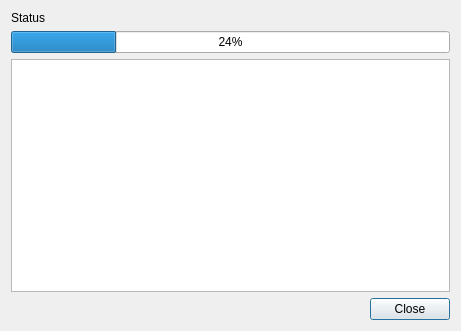
First picture: the form in ui/qmprogresslogdialog.ui, repository Christian-Kr/QualificationMatrix, before the edit.
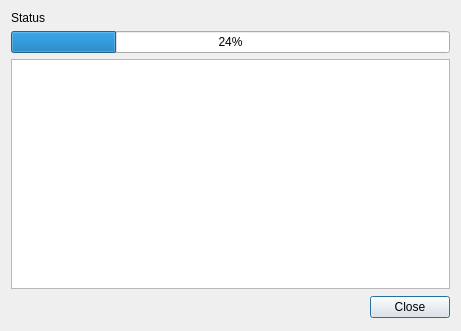
Second picture: the form after the edit.

```diff
--- a/ui/qmprogresslogdialog.ui
+++ b/ui/qmprogresslogdialog.ui
@@ -33,6 +33,12 @@
    </item>
    <item row="3" column="0">
     <widget class="QDialogButtonBox" name="bbProgress">
+     <property name="minimumSize">
+      <size>
+       <width>100</width>
+       <height>25</height>
+      </size>
+     </property>
      <property name="orientation">
       <enum>Qt::Horizontal</enum>
      </property>
```
